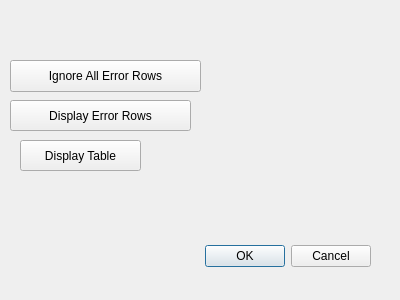
Above: src/dialogforerror.ui from dnewell/AcuitySTAR-Dashboard before the change. Below: the same form after it.
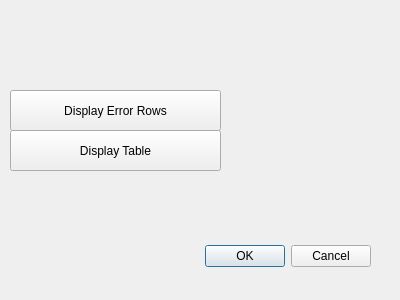
That is the form after the change.

Commit message: Modified dialogue for error.

The edit to the form file:
```diff
--- a/src/dialogforerror.ui
+++ b/src/dialogforerror.ui
@@ -35,26 +35,13 @@
     <set>QDialogButtonBox::Cancel|QDialogButtonBox::Ok</set>
    </property>
   </widget>
-  <widget class="QPushButton" name="pushButton">
-   <property name="geometry">
-    <rect>
-     <x>10</x>
-     <y>60</y>
-     <width>191</width>
-     <height>32</height>
-    </rect>
-   </property>
-   <property name="text">
-    <string>Ignore All Error Rows</string>
-   </property>
-  </widget>
   <widget class="QPushButton" name="pushButton_2">
    <property name="geometry">
     <rect>
      <x>10</x>
-     <y>100</y>
-     <width>181</width>
-     <height>31</height>
+     <y>90</y>
+     <width>211</width>
+     <height>41</height>
     </rect>
    </property>
    <property name="text">
@@ -64,10 +51,10 @@
   <widget class="QPushButton" name="pushButton_3">
    <property name="geometry">
     <rect>
-     <x>20</x>
-     <y>140</y>
-     <width>121</width>
-     <height>31</height>
+     <x>10</x>
+     <y>130</y>
+     <width>211</width>
+     <height>41</height>
     </rect>
    </property>
    <property name="text">
```
Left out of the diff: 2 changed lines with no effect on the pictures. The commit also changes 2 other files.
